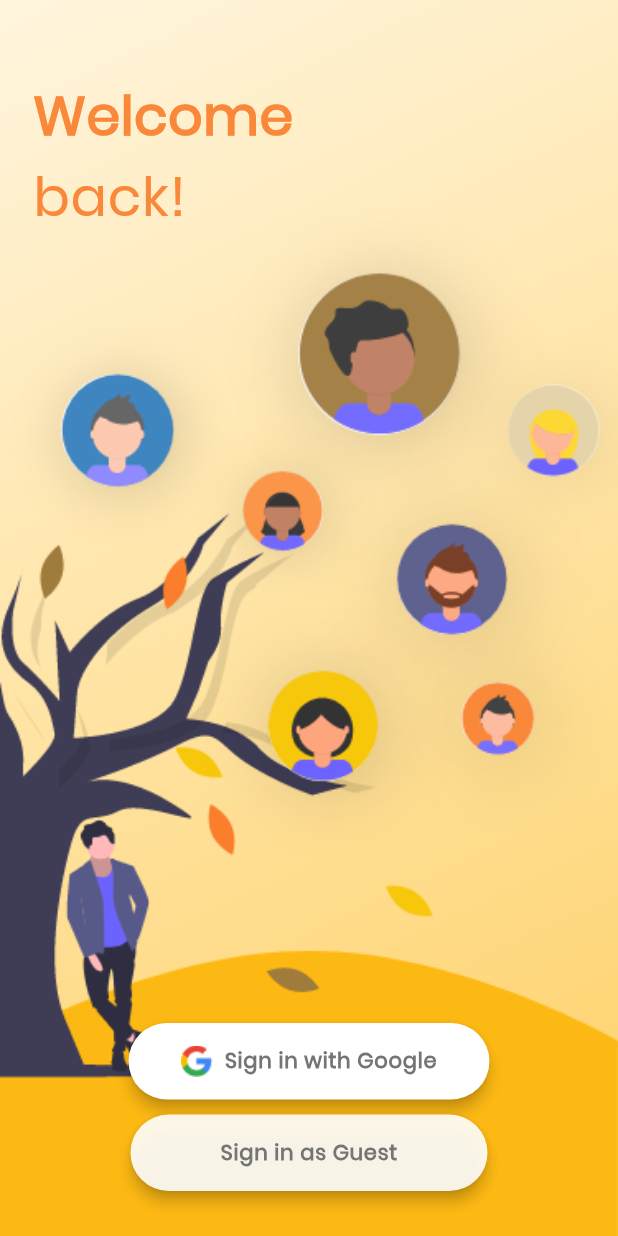
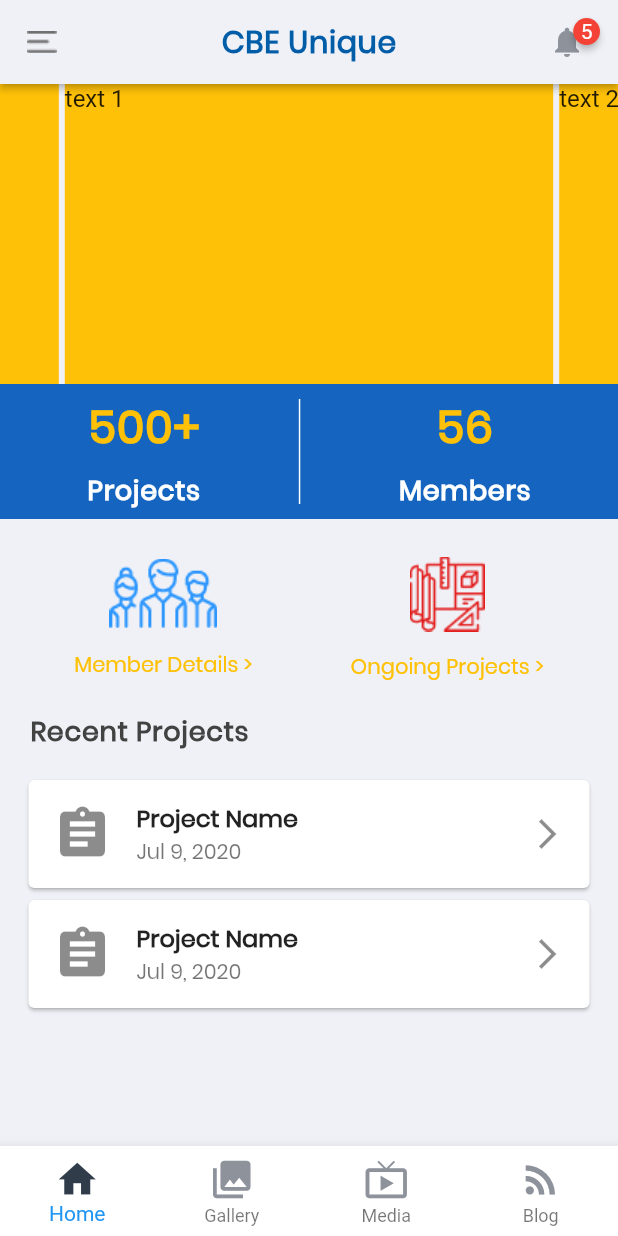
Before and after one commit to VarthanV/rtr, a Flutter app: the screen it shows after launch, on a phone screen of 412 x 824 dp. Run offline on Flutter 3.47's test engine with Material 2 defaults, Android fonts, the phone set to English and light mode, and no system bars; drawn by our look-alikes of badges, carousel_slider.

Commit message:
added layout to home

```diff
--- a/lib/main.dart
+++ b/lib/main.dart
@@ -1,9 +1,9 @@
 import 'package:flutter/material.dart';
-import "./pages/signup.dart";
+import "./pages/layout.dart";
 
 void main(List<String> args) {
   runApp(MaterialApp(
     debugShowCheckedModeBanner: false,
-    home: SignUpPage(),
+    home: Layout(),
   ));
 }
--- /dev/null
+++ b/lib/pages/blog.dart
@@ -0,0 +1,16 @@
+import 'package:flutter/material.dart';
+
+
+class BlogPage extends StatefulWidget {
+  @override
+  _BlogPageState createState() => _BlogPageState();
+}
+
+class _BlogPageState extends State<BlogPage> {
+  @override
+  Widget build(BuildContext context) {
+    return Container(
+
+    );
+  }
+}
--- /dev/null
+++ b/lib/pages/gallery.dart
@@ -0,0 +1,16 @@
+import 'package:flutter/material.dart';
+
+
+class GalleryPage extends StatefulWidget {
+  @override
+  _GalleryPageState createState() => _GalleryPageState();
+}
+
+class _GalleryPageState extends State<GalleryPage> {
+  @override
+  Widget build(BuildContext context) {
+    return Container(
+
+    );
+  }
+}
--- /dev/null
+++ b/lib/pages/home.dart
@@ -0,0 +1,169 @@
+import 'package:flutter/material.dart';
+import 'package:carousel_slider/carousel_slider.dart';
+
+class HomePage extends StatefulWidget {
+  @override
+  _HomePageState createState() => _HomePageState();
+}
+
+class _HomePageState extends State<HomePage> {
+  @override
+  Widget build(BuildContext context) {
+    return SingleChildScrollView(
+        child: Column(
+      children: <Widget>[
+        CarouselSlider(
+          options: CarouselOptions(
+              height: 200,
+              autoPlay: true,
+              autoPlayInterval: Duration(seconds: 2)),
+          items: [1, 2, 3, 4, 5].map((i) {
+            return Builder(
+              builder: (BuildContext context) {
+                return Container(
+                    width: MediaQuery.of(context).size.width,
+                    margin: EdgeInsets.symmetric(horizontal: 2.0),
+                    decoration: BoxDecoration(color: Colors.amber),
+                    child: Text(
+                      'text $i',
+                      style: TextStyle(fontSize: 16.0),
+                    ));
+              },
+            );
+          }).toList(),
+        ),
+        Container(
+          height: 90,
+          decoration: BoxDecoration(color: Colors.blue[800]),
+          child: Row(
+            mainAxisAlignment: MainAxisAlignment.spaceEvenly,
+            children: <Widget>[
+              Column(
+                mainAxisAlignment: MainAxisAlignment.spaceEvenly,
+                children: <Widget>[
+                  Text(
+                    "500+",
+                    style: TextStyle(
+                        fontFamily: "Poppins",
+                        color: Colors.amber,
+                        fontSize: 30,
+                        fontWeight: FontWeight.w900,
+                        letterSpacing: 0.5),
+                  ),
+                  Text(
+                    "Projects",
+                    style: TextStyle(
+                        fontFamily: "Poppins",
+                        color: Colors.white,
+                        fontSize: 18,
+                        fontWeight: FontWeight.w600,
+                        letterSpacing: 0.5),
+                  )
+                ],
+              ),
+              VerticalDivider(
+                thickness: 1,
+                color: Colors.white,
+                indent: 10,
+                endIndent: 10,
+              ),
+              Column(
+                mainAxisAlignment: MainAxisAlignment.spaceEvenly,
+                children: <Widget>[
+                  Text(
+                    "56",
+                    style: TextStyle(
+                        fontFamily: "Poppins",
+                        color: Colors.amber,
+                        fontSize: 30,
+                        fontWeight: FontWeight.w900,
+                        letterSpacing: 0.5),
+                  ),
+                  Text(
+                    "Members",
+                    style: TextStyle(
+                        fontFamily: "Poppins",
+                        color: Colors.white,
+                        fontSize: 18,
+                        fontWeight: FontWeight.w600,
+                        letterSpacing: 0.5),
+                  )
+                ],
+              ),
+            ],
+          ),
+        ),
+        Container(
+          margin: EdgeInsets.only(top: 25,bottom: 5),
+          child: Row(
+            mainAxisAlignment: MainAxisAlignment.spaceEvenly,
+            children: <Widget>[
+              Column(
+                children: <Widget>[
+                  Image(
+                    image: AssetImage("assets/member.png"),
+                  ),
+                  FlatButton(
+                      onPressed: () {},
+                      child: Text("Member Details >",
+                          style: TextStyle(
+                            fontFamily: "Poppins",
+                            color: Colors.amber,
+                          )))
+                ],
+              ),
+              Column(
+                children: <Widget>[
+                  Image(
+                    image: AssetImage("assets/project.png"),
+                  ),
+                  FlatButton(
+                      onPressed: () {},
+                      child: Text("Ongoing Projects >",
+                          style: TextStyle(
+                            fontFamily: "Poppins",
+                            color: Colors.amber,
+                          )))
+                ],
+              )
+            ],
+          ),
+        ),
+        Container(
+            margin: EdgeInsets.only(bottom: 5, left: 20),
+            child: Align(
+                alignment: Alignment.topLeft,
+                child: Text("Recent Projects",
+                    style: TextStyle(
+                        fontFamily: "Poppins",
+                        fontSize: 18,
+                        fontWeight: FontWeight.w900,
+                        letterSpacing: 0.5,
+                        color: Colors.grey[800])))),
+        Container(
+          padding: EdgeInsets.symmetric(horizontal: 15,vertical: 10),
+          child: Column(
+            children: <Widget>[
+              Card(
+                child: ListTile(
+                onTap: (){},
+                leading: Icon(Icons.assignment,size: 40,),
+                title: Text('Project Name',style: TextStyle(fontFamily: "Poppins",fontWeight: FontWeight.bold),),
+                subtitle: Text("Jul 9, 2020",style: TextStyle(fontFamily: "Poppins"),),
+                trailing: Icon(Icons.arrow_forward_ios)
+              )),
+                Card(
+                child: ListTile(
+                onTap: (){},
+                leading: Icon(Icons.assignment,size: 40,),
+                title: Text('Project Name',style: TextStyle(fontFamily: "Poppins",fontWeight: FontWeight.bold),),
+                subtitle: Text("Jul 9, 2020",style: TextStyle(fontFamily: "Poppins"),),
+                trailing: Icon(Icons.arrow_forward_ios)
+              )),
+            ],
+          ),
+        )
+      ],
+    ));
+  }
+}
--- /dev/null
+++ b/lib/pages/layout.dart
@@ -0,0 +1,130 @@
+import 'package:flutter/material.dart';
+import 'package:badges/badges.dart';
+import './home.dart';
+import './gallery.dart';
+import './media.dart';
+import './blog.dart';
+
+class Layout extends StatefulWidget {
+  @override
+  _LayoutState createState() => _LayoutState();
+}
+
+class _LayoutState extends State<Layout> {
+  int _currentIndex = 0;
+
+  List<Widget> _children = [
+    HomePage(),GalleryPage(),MediaPage(),BlogPage()
+  ];
+
+  @override
+  Widget build(BuildContext context) {
+    return Scaffold(
+      backgroundColor: Color(0xFFF0F1F6),
+      appBar: AppBar(
+        leading: IconButton(
+          icon: Image.asset("assets/menu.png"),
+          onPressed: () {},
+        ),
+        elevation: 2,
+        backgroundColor: Color(0xFFF0F1F6),
+        title: Text(
+          "CBE Unique",
+          style: TextStyle(
+              color: Color(0xFF025DA9),
+              fontFamily: "Poppins",
+              fontWeight: FontWeight.w600,
+              letterSpacing: 0.5),
+        ),
+        centerTitle: true,
+        actions: <Widget>[
+          Padding(
+            padding: EdgeInsets.only(right: 10),
+            child: IconButton(
+                icon: Badge(
+                  badgeContent: Text(
+                    "5",
+                    style: TextStyle(color: Colors.white),
+                  ),
+                  child: Icon(
+                    Icons.notifications,
+                    color: Color(0xFF8D929B),
+                  ),
+                ),
+                onPressed: () {}),
+          )
+        ],
+      ),
+      body: _children[_currentIndex],
+      bottomNavigationBar: BottomNavigationBar(
+          onTap: (int index) {
+            setState(() {
+              _currentIndex = index;
+            });
+          },
+          backgroundColor: Colors.white,
+          currentIndex: _currentIndex,
+          type: BottomNavigationBarType.fixed,
+          items: <BottomNavigationBarItem>[
+            BottomNavigationBarItem(
+                icon: Icon(
+                  Icons.home,
+                  color: Color(0xFF8D929B),
+                  size: 30,
+                ),
+                title: Text(
+                  "Home",
+                  style: TextStyle(fontSize: 16, color: Color(0xFF313C4A)),
+                ),
+                activeIcon: Icon(
+                  Icons.home,
+                  color: Color(0xFF313C4A),
+                  size: 30,
+                )),
+            BottomNavigationBarItem(
+                icon: Icon(
+                  Icons.collections,
+                  color: Color(0xFF8D929B),
+                  size: 30,
+                ),
+                title: Text("Gallery",
+                    style: TextStyle(fontSize: 16, color: Color(0xFF313C4A))),
+                activeIcon: Icon(
+                  Icons.collections,
+                  color: Color(0xFF313C4A),
+                  size: 30,
+                )),
+            BottomNavigationBarItem(
+                icon: Icon(
+                  Icons.live_tv,
+                  color: Color(0xFF8D929B),
+                  size: 30,
+                ),
+                title: Text(
+                  "Media",
+                  style: TextStyle(fontSize: 16, color: Color(0xFF313C4A)),
+                ),
+                activeIcon: Icon(
+                  Icons.live_tv,
+                  color: Color(0xFF313C4A),
+                  size: 30,
+                )),
+            BottomNavigationBarItem(
+                icon: Icon(
+                  Icons.rss_feed,
+                  color: Color(0xFF8D929B),
+                  size: 30,
+                ),
+                title: Text(
+                  "Blog",
+                  style: TextStyle(fontSize: 16, color: Color(0xFF313C4A)),
+                ),
+                activeIcon: Icon(
+                  Icons.rss_feed,
+                  color: Color(0xFF313C4A),
+                  size: 30,
+                ))
+          ]),
+    );
+  }
+}
--- /dev/null
+++ b/lib/pages/media.dart
@@ -0,0 +1,15 @@
+import 'package:flutter/material.dart';
+
+class MediaPage extends StatefulWidget {
+  @override
+  _MediaPageState createState() => _MediaPageState();
+}
+
+class _MediaPageState extends State<MediaPage> {
+  @override
+  Widget build(BuildContext context) {
+    return Container(
+      child: Text("media"),
+    );
+  }
+}
--- a/pubspec.yaml
+++ b/pubspec.yaml
@@ -21,8 +21,11 @@ environment:
   sdk: ">=2.7.0 <3.0.0"
 
 dependencies:
+  badges: ^1.1.1
+  carousel_slider: ^2.2.1
   flutter:
     sdk: flutter
+
 
 
   # The following adds the Cupertino Icons font to your application.
```
Also changed, not shown: assets/member.png (added), assets/menu.png (added), assets/project.png (added), pubspec.lock.
